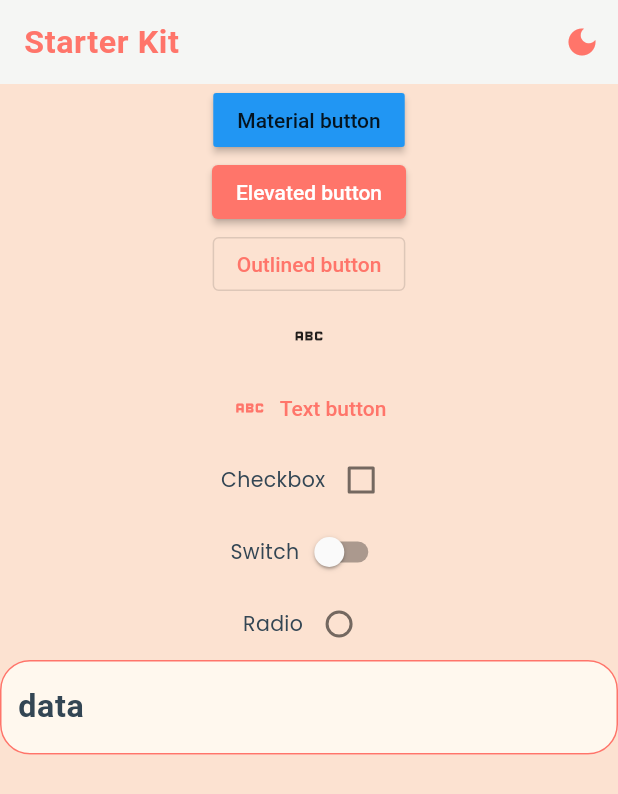
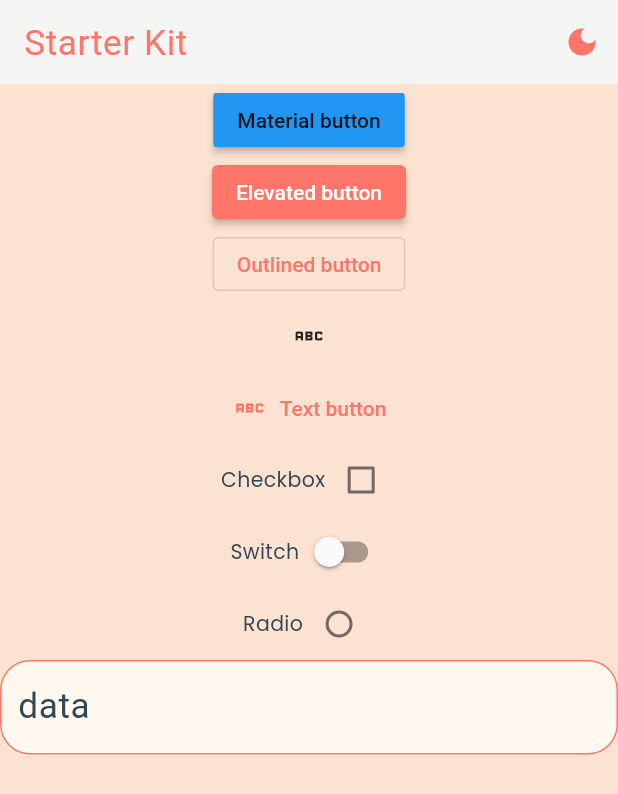
Before and after one commit to Thepilli/my_starter, a Flutter app: the screen it shows after launch, on a phone screen of 412 x 824 dp. Shown: the top 794 px of the screen. Run offline on Flutter 3.47's test engine with Material 2 defaults, Android fonts, the phone set to English and light mode, and no system bars; our stand-ins replace flutter_riverpod, flutter_screenutil, fluttertoast, go_router, google_fonts, riverpod_annotation; generated files the repository leaves out were written again.

```diff
--- a/lib/app/app_text_styles.dart
+++ b/lib/app/app_text_styles.dart
@@ -5,37 +5,37 @@ import 'package:google_fonts/google_fonts.dart';
 class AppTextStyles {
   //Headings
   static TextStyle titleLarge = GoogleFonts.roboto(
-    fontSize: 22.sp,
-    fontWeight: FontWeight.w700,
+    fontSize: 24.sp,
+    fontWeight: FontWeight.normal,
     letterSpacing: 0.4,
   );
 
   static TextStyle titleMedium = GoogleFonts.roboto(
     fontSize: 20.sp,
-    fontWeight: FontWeight.w900,
+    fontWeight: FontWeight.normal,
     letterSpacing: 0.32,
   );
   static TextStyle titleSmall = GoogleFonts.roboto(
     fontSize: 18.sp,
-    fontWeight: FontWeight.w700,
+    fontWeight: FontWeight.normal,
     letterSpacing: 0.28,
   );
 
   //Body
   static TextStyle bodyLarge = GoogleFonts.poppins(
     fontSize: 16.sp,
-    fontWeight: FontWeight.w900,
+    fontWeight: FontWeight.normal,
     letterSpacing: 0.02,
   );
   static TextStyle bodyMedium = GoogleFonts.poppins(
     fontSize: 14.sp,
-    fontWeight: FontWeight.w400,
+    fontWeight: FontWeight.normal,
     letterSpacing: 0.24,
   );
 
   static TextStyle bodySmall = GoogleFonts.poppins(
     fontSize: 12.sp,
-    fontWeight: FontWeight.w400,
+    fontWeight: FontWeight.normal,
     letterSpacing: 0.24,
   );
 }
--- a/lib/app/app_text_theme.dart
+++ b/lib/app/app_text_theme.dart
@@ -10,9 +10,9 @@ class AppTextTheme {
       titleLarge: AppTextStyles.titleLarge.copyWith(color: AppColors.txtDark),
       titleMedium: AppTextStyles.titleMedium.copyWith(color: AppColors.txtDark),
       titleSmall: AppTextStyles.titleSmall.copyWith(color: AppColors.txtDark),
-      bodyLarge: AppTextStyles.bodyLarge.copyWith(color: AppColors.txtDarkSec),
+      bodyLarge: AppTextStyles.bodyLarge.copyWith(color: AppColors.txtDark),
       bodyMedium: AppTextStyles.bodyMedium.copyWith(color: AppColors.txtDark),
-      bodySmall: AppTextStyles.bodySmall.copyWith(color: AppColors.txtDarkSec),
+      bodySmall: AppTextStyles.bodySmall.copyWith(color: AppColors.txtDark),
     );
   }
 
@@ -22,9 +22,9 @@ class AppTextTheme {
       titleLarge: AppTextStyles.titleLarge.copyWith(color: AppColors.txtLight),
       titleMedium: AppTextStyles.titleMedium.copyWith(color: AppColors.txtLight),
       titleSmall: AppTextStyles.titleSmall.copyWith(color: AppColors.txtLight),
-      bodyLarge: AppTextStyles.bodyLarge.copyWith(color: AppColors.txtLightSec),
+      bodyLarge: AppTextStyles.bodyLarge.copyWith(color: AppColors.txtLight),
       bodyMedium: AppTextStyles.bodyMedium.copyWith(color: AppColors.txtLight),
-      bodySmall: AppTextStyles.bodySmall.copyWith(color: AppColors.txtLightSec),
+      bodySmall: AppTextStyles.bodySmall.copyWith(color: AppColors.txtLight),
     );
   }
 }
--- a/lib/router/app_router.dart
+++ b/lib/router/app_router.dart
@@ -8,7 +8,7 @@ part 'app_router.g.dart';
 
 enum Routes {
   home,
-  intro,
+
   detail,
 }
 
@@ -17,12 +17,12 @@ final _rootNavigatorKey = GlobalKey<NavigatorState>();
 @Riverpod(keepAlive: true)
 GoRouter goRouter(GoRouterRef ref) {
   return GoRouter(
-    initialLocation: '/',
+    initialLocation: '/home',
     navigatorKey: _rootNavigatorKey,
     debugLogDiagnostics: false,
     routes: [
       GoRoute(
-        path: '/',
+        path: '/home',
         name: Routes.home.name,
         builder: (context, state) => HomePage(
           key: state.pageKey,
```
Also changed, not shown: lib/pages/home_page/font_page.dart (added, +58 -0 lines).
